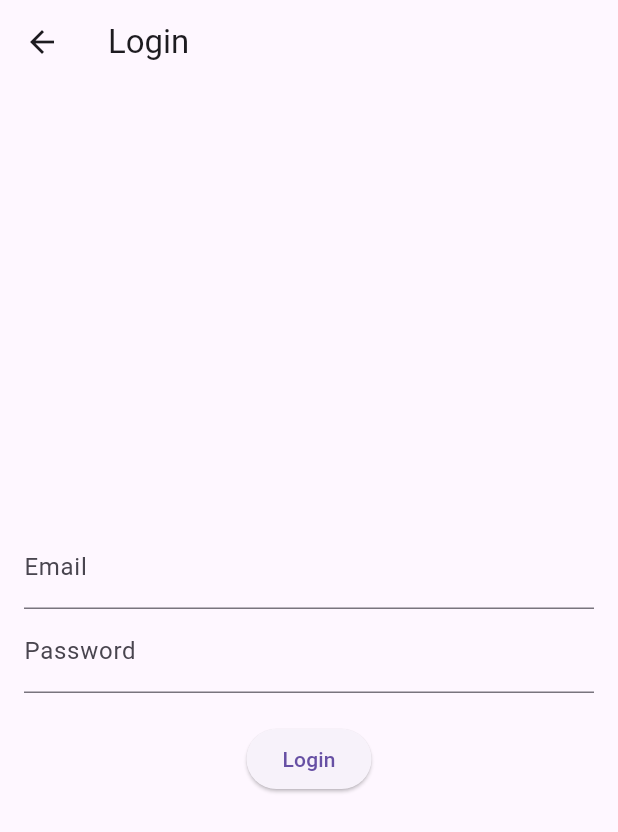
After one commit to Jsphinlvina/Flavoreka, a Flutter app: the screen it shows after launch, item 2 of the bottom bar chosen, on a phone screen of 412 x 824 dp. The commit adds this screen. Shown: the top 832 px of the screen. Run offline on Flutter 3.47's test engine with Material 3 defaults, Android fonts, the phone set to English and light mode, and no system bars; our stand-ins replace cloud_firestore, firebase_auth, firebase_core; accounts and stored records are empty.

Commit message:
tombol back pada login dan logout berhasil

```diff
--- a/lib/main.dart
+++ b/lib/main.dart
@@ -2,7 +2,13 @@ import 'package:firebase_core/firebase_core.dart';
 import 'package:flutter/material.dart';
 import 'package:provider/provider.dart';
 import 'package:flavoreka/providers/recipe_provider.dart';
+import 'package:flavoreka/providers/auth_provider.dart';
 import 'package:flavoreka/screens/home_screen.dart';
+import 'package:flavoreka/screens/my_recipes_screen.dart';
+import 'package:flavoreka/screens/login_screen.dart';
+import 'package:flavoreka/screens/account_screen.dart';
+import 'utils/auth_service.dart';
+import 'utils/auth_guard.dart';
 
 void main() async {
   WidgetsFlutterBinding.ensureInitialized();
@@ -15,16 +21,27 @@ class MainApp extends StatelessWidget {
 
   @override
   Widget build(BuildContext context) {
-    return ChangeNotifierProvider(
-      create: (_) => RecipeProvider(),
+    return MultiProvider(
+      providers: [
+        Provider<AuthService>(create: (_) => AuthService()),
+        ChangeNotifierProvider(create: (_) => RecipeProvider()),
+        ChangeNotifierProvider(create: (_) => MyAuthProvider()),
+      ],
       child: MaterialApp(
         debugShowCheckedModeBanner: false,
         initialRoute: '/home',
         routes: {
           '/home': (context) => const HomeScreen(),
-          // '/my-recipes': (context) => const MyRecipes(),
-          // '/favorites': (context) => const FavoriteRecipes(),
-          // '/account': (context) => const Account(),
+          '/login': (context) => const LoginScreen(),
+          '/my-recipes': (context) => const AuthGuard(
+                child: MyRecipesScreen(),
+              ),
+          // '/favorites': (context) => const AuthGuard(
+          //       child: FavoriteRecipesScreen(),
+          //     ),
+          '/account': (context) => const AuthGuard(
+                child: AccountScreen(),
+              ),
         },
       ),
     );
--- /dev/null
+++ b/lib/providers/auth_provider.dart
@@ -0,0 +1,28 @@
+import 'package:flutter/material.dart';
+import 'package:firebase_auth/firebase_auth.dart';
+
+class MyAuthProvider extends ChangeNotifier {
+  final FirebaseAuth _auth = FirebaseAuth.instance;
+
+  User? _currentUser;
+  User? get currentUser => _currentUser;
+
+  MyAuthProvider() {
+    _auth.authStateChanges().listen((user) {
+      _currentUser = user;
+      notifyListeners();
+    });
+  }
+
+  Future<void> login(String email, String password) async {
+    try {
+      await _auth.signInWithEmailAndPassword(email: email, password: password);
+    } catch (e) {
+      rethrow;
+    }
+  }
+
+  Future<void> logout() async {
+    await _auth.signOut();
+  }
+}
--- /dev/null
+++ b/lib/screens/login_screen.dart
@@ -0,0 +1,69 @@
+import 'package:flutter/material.dart';
+import 'package:provider/provider.dart';
+import '../utils/auth_service.dart';
+
+class LoginScreen extends StatefulWidget {
+  const LoginScreen({super.key});
+
+  @override
+  _LoginScreenState createState() => _LoginScreenState();
+}
+
+class _LoginScreenState extends State<LoginScreen> {
+  final TextEditingController _emailController = TextEditingController();
+  final TextEditingController _passwordController = TextEditingController();
+
+  Future<void> _login() async {
+    final authService = Provider.of<AuthService>(context, listen: false);
+    final email = _emailController.text.trim();
+    final password = _passwordController.text.trim();
+
+    final user = await authService.login(email, password);
+    if (user != null) {
+      // Login berhasil
+      Navigator.pushReplacementNamed(context, '/home');
+    } else {
+      // Login gagal
+      ScaffoldMessenger.of(context).showSnackBar(
+        const SnackBar(content: Text("Login failed. Please try again.")),
+      );
+    }
+  }
+
+  @override
+  Widget build(BuildContext context) {
+    return Scaffold(
+      appBar: AppBar(
+        title: const Text("Login"),
+        leading: IconButton(
+          icon: const Icon(Icons.arrow_back),
+          onPressed: () {
+            Navigator.pushReplacementNamed(context, '/home');
+          },
+        ),
+      ),
+      body: Padding(
+        padding: const EdgeInsets.all(16.0),
+        child: Column(
+          mainAxisAlignment: MainAxisAlignment.center,
+          children: [
+            TextField(
+              controller: _emailController,
+              decoration: const InputDecoration(labelText: "Email"),
+            ),
+            TextField(
+              controller: _passwordController,
+              decoration: const InputDecoration(labelText: "Password"),
+              obscureText: true,
+            ),
+            const SizedBox(height: 20),
+            ElevatedButton(
+              onPressed: _login,
+              child: const Text("Login"),
+            ),
+          ],
+        ),
+      ),
+    );
+  }
+}
--- /dev/null
+++ b/lib/utils/auth_guard.dart
@@ -0,0 +1,24 @@
+import 'package:flutter/material.dart';
+import 'package:provider/provider.dart';
+import 'auth_service.dart';
+import '../screens/login_screen.dart';
+
+class AuthGuard extends StatelessWidget {
+  final Widget child;
+
+  const AuthGuard({required this.child, super.key});
+
+  @override
+  Widget build(BuildContext context) {
+    final authService = Provider.of<AuthService>(context);
+
+    // Periksa apakah pengguna sudah login
+    if (authService.currentUser == null) {
+      // Jika belum login, arahkan ke LoginScreen
+      return const LoginScreen();
+    }
+
+    // Jika sudah login, tampilkan halaman
+    return child;
+  }
+}
--- /dev/null
+++ b/lib/utils/auth_service.dart
@@ -0,0 +1,30 @@
+import 'package:firebase_auth/firebase_auth.dart';
+
+class AuthService {
+  final FirebaseAuth _auth = FirebaseAuth.instance;
+
+  // Mendapatkan pengguna yang sedang login
+  User? get currentUser => _auth.currentUser;
+
+  // Login dengan email dan password
+  Future<User?> login(String email, String password) async {
+    try {
+      UserCredential userCredential = await _auth.signInWithEmailAndPassword(
+        email: email,
+        password: password,
+      );
+      return userCredential.user;
+    } catch (e) {
+      print("Login error: $e");
+      return null;
+    }
+  }
+
+  // Logout
+  Future<void> logout() async {
+    await _auth.signOut();
+  }
+
+  // Mendengar perubahan status login
+  Stream<User?> authStateChanges() => _auth.authStateChanges();
+}
```
Also changed, not shown: lib/screens/account_screen.dart (added, +70 -0 lines), lib/screens/add_recipe_screen.dart (+107 -0 lines), lib/screens/home_screen.dart (+5 -6 lines), lib/screens/my_recipes_screen.dart (added, +90 -0 lines), lib/utils/constants.dart (deleted).
